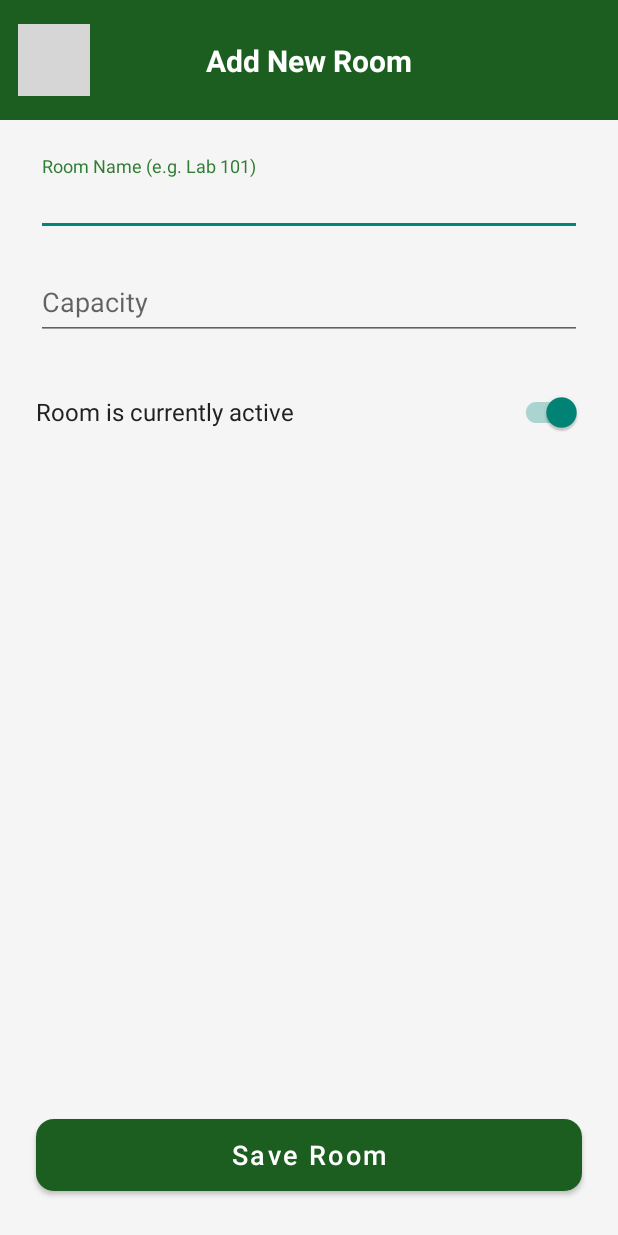
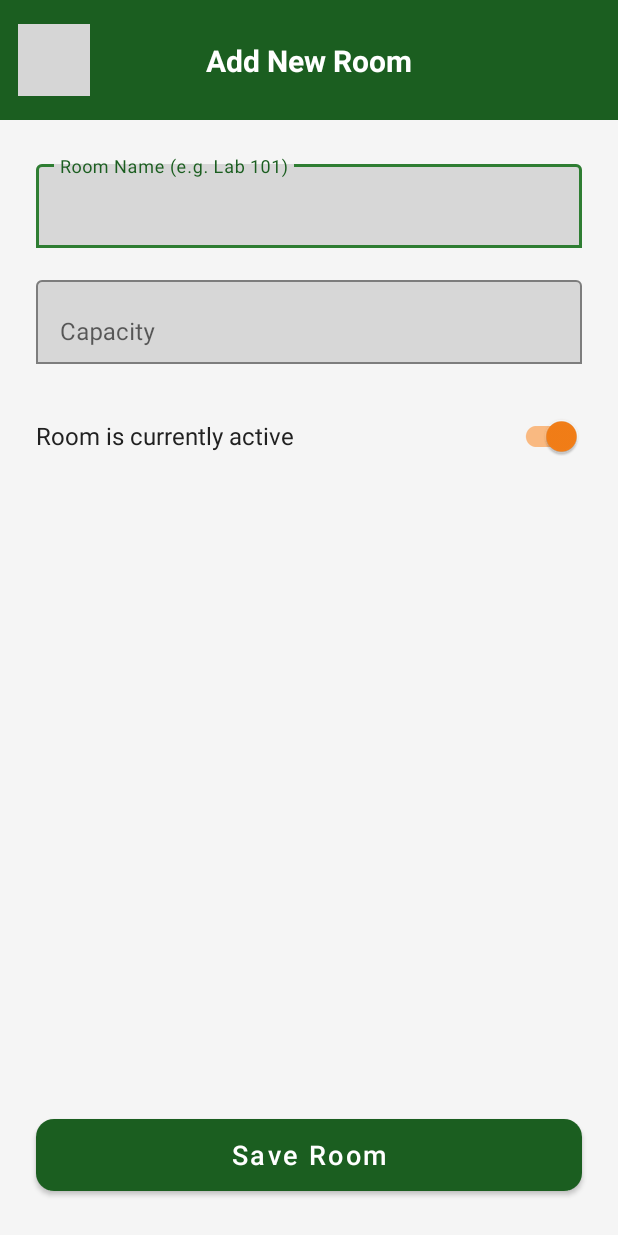
Before and after one commit to Rhaiza-Alberto/Scheduling_System, an Android app built with Jetpack Compose: the layout activity_add_room.xml on its own in the app's theme, with its tools: preview values and no code run, on a phone screen of 412 x 824 dp. Run offline under Robolectric (Android 15) with nearby library versions, the phone set to English and light mode, and no system bars; grey boxes are pictures that could not be loaded.

Commit message:
not fixed

```diff
--- a/app/src/main/res/layout/activity_add_room.xml
+++ b/app/src/main/res/layout/activity_add_room.xml
@@ -2,9 +2,23 @@
 <androidx.constraintlayout.widget.ConstraintLayout
     xmlns:android="http://schemas.android.com/apk/res/android"
     xmlns:app="http://schemas.android.com/apk/res-auto"
+    xmlns:tools="http://schemas.android.com/tools"
     android:layout_width="match_parent"
     android:layout_height="match_parent"
-    android:background="@color/app_background">
+    android:background="@color/app_background"
+    android:theme="@style/Theme.RoomBooking">
+
+    <com.google.android.material.appbar.MaterialToolbar
+        android:id="@+id/toolbar"
+        android:layout_width="match_parent"
+        android:layout_height="?attr/actionBarSize"
+        android:background="@color/primary_dark_green"
+        app:navigationIcon="@drawable/ic_arrow_back"
+        app:navigationIconTint="@color/white"
+        app:title="@string/add_new_room"
+        app:titleTextColor="@color/white"
+        app:titleCentered="true"
+        app:layout_constraintTop_toTopOf="parent" />
 
     <View
         android:id="@+id/header"
@@ -41,6 +55,8 @@
     <ScrollView
         android:layout_width="0dp"
         android:layout_height="0dp"
+        android:fillViewport="true"
+        android:clipToPadding="false"
         android:padding="24dp"
         app:layout_constraintBottom_toTopOf="@+id/btnSaveRoom"
         app:layout_constraintEnd_toEndOf="parent"
@@ -58,7 +74,7 @@
                 android:hint="@string/hint_room_name"
                 app:boxBackgroundMode="outline"
                 app:boxStrokeColor="@color/primary_green"
-                app:hintTextColor="@color/primary_green">
+                app:hintTextColor="@color/primary_dark_green">
 
                 <com.google.android.material.textfield.TextInputEditText
                     android:id="@+id/etRoomName"
@@ -67,7 +83,8 @@
                     android:minHeight="48dp"
                     android:importantForAutofill="no"
                     android:inputType="textCapWords"
-                    android:textColor="@color/text_primary" />
+                    android:textColor="@android:color/black"
+                    tools:ignore="VisualLintTextFieldSize" />
             </com.google.android.material.textfield.TextInputLayout>
 
             <com.google.android.material.textfield.TextInputLayout
@@ -77,7 +94,7 @@
                 android:hint="@string/hint_capacity"
                 app:boxBackgroundMode="outline"
                 app:boxStrokeColor="@color/primary_green"
-                app:hintTextColor="@color/primary_green">
+                app:hintTextColor="@color/primary_dark_green">
 
                 <com.google.android.material.textfield.TextInputEditText
                     android:id="@+id/etCapacity"
@@ -86,7 +103,8 @@
                     android:minHeight="48dp"
                     android:importantForAutofill="no"
                     android:inputType="number"
-                    android:textColor="@color/text_primary" />
+                    android:textColor="@android:color/black"
+                    tools:ignore="VisualLintTextFieldSize" />
             </com.google.android.material.textfield.TextInputLayout>
 
             <com.google.android.material.switchmaterial.SwitchMaterial
@@ -98,7 +116,8 @@
                 android:checked="true"
                 android:text="@string/switch_room_active"
                 android:textColor="@color/text_primary"
-                android:textSize="16sp" />
+                android:textSize="16sp"
+                tools:ignore="VisualLintButtonSize" />
 
         </LinearLayout>
     </ScrollView>
@@ -115,6 +134,7 @@
         app:backgroundTint="@color/primary_dark_green"
         app:layout_constraintBottom_toBottomOf="parent"
         app:layout_constraintEnd_toEndOf="parent"
-        app:layout_constraintStart_toStartOf="parent" />
+        app:layout_constraintStart_toStartOf="parent"
+        tools:ignore="VisualLintButtonSize" />
 
 </androidx.constraintlayout.widget.ConstraintLayout>
```
